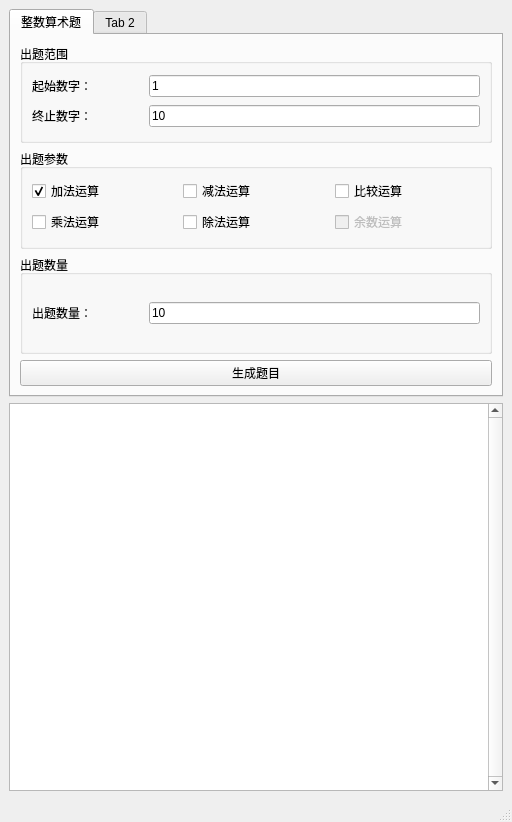
Above: ui/psag_main.ui from fmangela/PSAG2 before the change. Below: the same form after it.
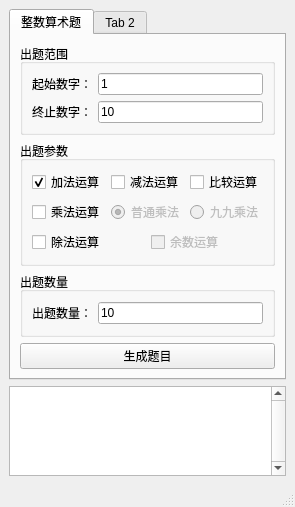
That is the form after the change.

Commit message:
feat(main): 添加主程序打包配置并优化项目结构
- 新增 main.spec 文件，用于 PyInstaller打包配置
- 修改 .idea/PSAG2.iml 文件，排除 build 和 dist 文件夹
- 更新 ui/psag_main.ui 文件，调整窗口大小并添加新的功能选项

Diff of the .ui file:
```diff
--- a/ui/psag_main.ui
+++ b/ui/psag_main.ui
@@ -6,8 +6,8 @@
    <rect>
     <x>0</x>
     <y>0</y>
-    <width>512</width>
-    <height>822</height>
+    <width>291</width>
+    <height>488</height>
    </rect>
   </property>
   <property name="windowTitle">
@@ -125,6 +125,36 @@
                 </widget>
                </item>
                <item>
+                <widget class="QRadioButton" name="multi_method_1">
+                 <property name="enabled">
+                  <bool>false</bool>
+                 </property>
+                 <property name="text">
+                  <string>普通乘法</string>
+                 </property>
+                 <property name="checkable">
+                  <bool>true</bool>
+                 </property>
+                 <property name="checked">
+                  <bool>true</bool>
+                 </property>
+                </widget>
+               </item>
+               <item>
+                <widget class="QRadioButton" name="nine_nine_table">
+                 <property name="enabled">
+                  <bool>false</bool>
+                 </property>
+                 <property name="text">
+                  <string>九九乘法</string>
+                 </property>
+                </widget>
+               </item>
+              </layout>
+             </item>
+             <item>
+              <layout class="QHBoxLayout" name="checkbox_tf_line3" stretch="1,1">
+               <item>
                 <widget class="QCheckBox" name="checkbox_tf_division">
                  <property name="text">
                   <string>除法运算</string>
@@ -203,7 +233,7 @@
         <property name="minimumSize">
          <size>
           <width>240</width>
-          <height>180</height>
+          <height>90</height>
          </size>
         </property>
         <property name="verticalScrollBarPolicy">
```
Left out of the diff: 2 changed lines with no effect on the pictures. The commit also changes 2 other files.
